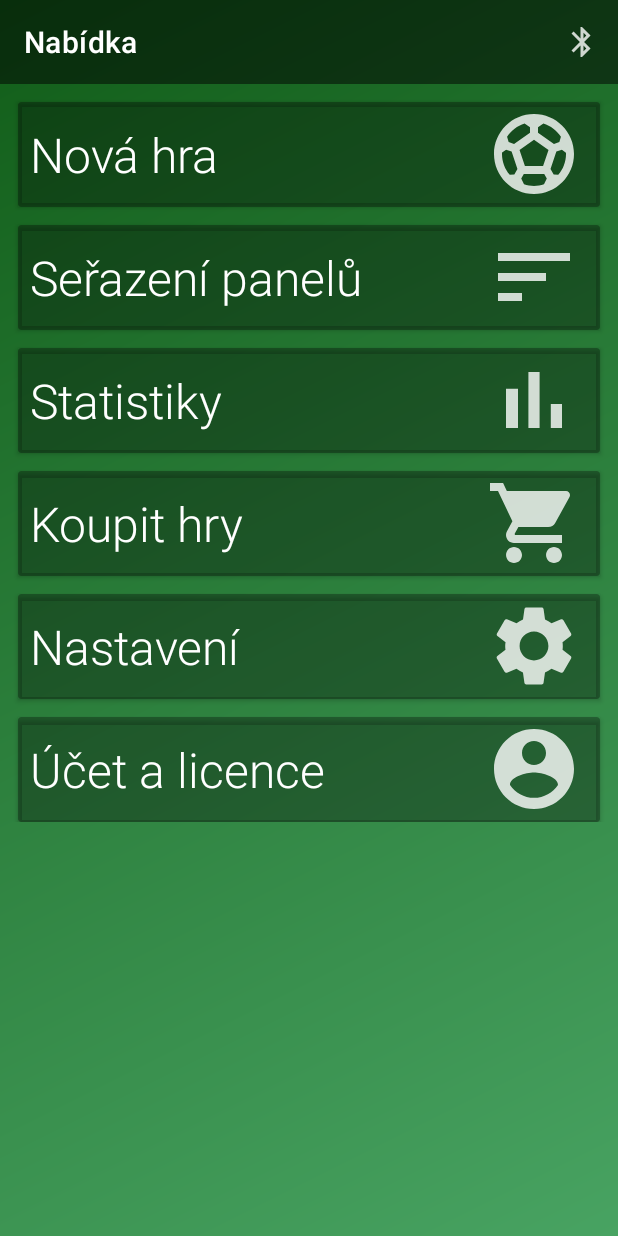
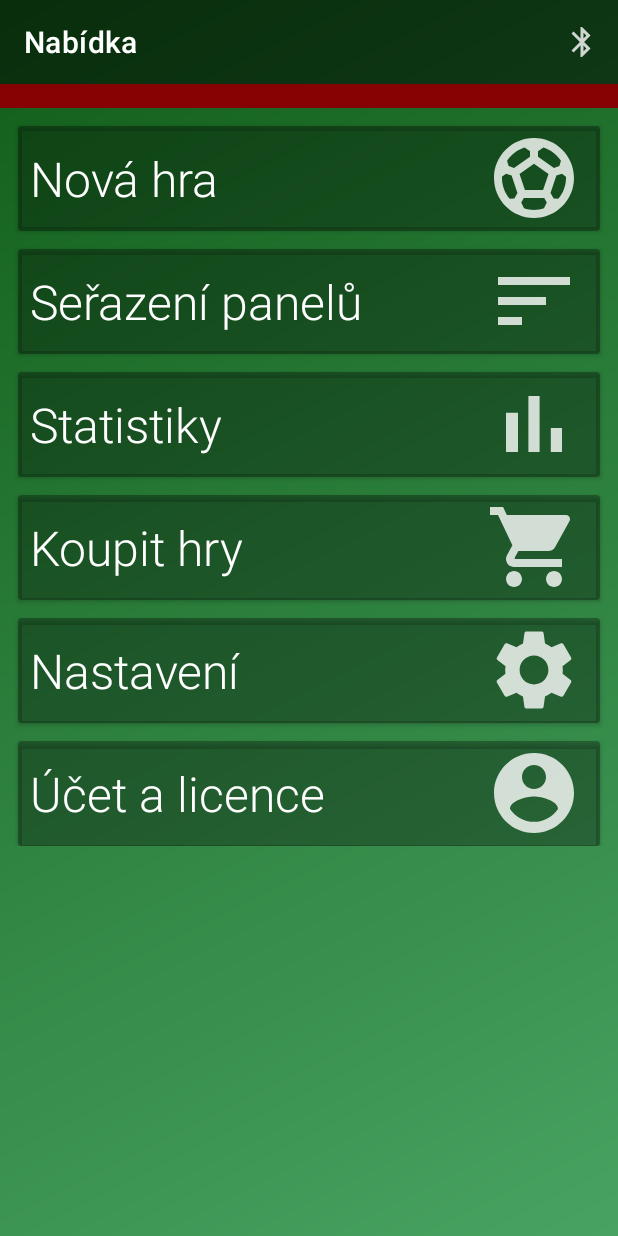
Before and after one commit to vorwerick/intresteRemoteController, an Android app: the screen it shows after launch (MainActivity), on a phone screen of 412 x 824 dp. Run offline under Robolectric (Android 15) with nearby library versions, the phone set to English and light mode, and no system bars; our stand-ins replace navigation-ui; libraries missing offline, so code that uses them is left out: com.beust.klaxon; 1 statement that could not run was skipped.

```diff
--- a/app/src/main/java/cz/lumonos/intresteremote/data/intreste/IntresteRepository.kt
+++ b/app/src/main/java/cz/lumonos/intresteremote/data/intreste/IntresteRepository.kt
@@ -1,6 +1,7 @@
 package cz.lumonos.intresteremote.data.intreste
 
 import android.bluetooth.BluetoothAdapter
+import android.util.Log
 import com.beust.klaxon.JsonObject
 import com.beust.klaxon.Klaxon
 import cz.lumonos.intresteremote.App
@@ -84,6 +85,8 @@ class IntresteRepository() : CommandCallbackListener {
         GlobalScope.launch(Dispatchers.Main) {
             if (jsonObject["command"] == "currentGame") {
                val currentGame = Klaxon().parse<CurrentGame?>(jsonObject["currentGame"] as String)
+                Log.i("Data received", "current game: " + jsonObject.toJsonString())
+
                 currentGameCallbacks.forEach { it.invoke(currentGame) }
             }
         }
--- a/app/src/main/java/cz/lumonos/intresteremote/service/IntresteCommunicationService.kt
+++ b/app/src/main/java/cz/lumonos/intresteremote/service/IntresteCommunicationService.kt
@@ -115,19 +115,19 @@ class IntresteCommunicationService {
     }
 
     private fun resolveMessage(message: MessageProtocol.Message) {
-        Log.i("RECEIVED", message.toString())
         if (message.type == MessageProtocol.DATA) {
             val jsonObject = Parser.default().parse(message.data) as JsonObject
             callbackListener?.onDataReceived(message.type, jsonObject)
+            sendMessage(MessageProtocol.RESPONSE_OK, null)
         }
         if (message.type == MessageProtocol.PING) {
             callbackListener?.onPingReceived()
+            sendMessage(MessageProtocol.PONG, null)
         }
         if (message.type == MessageProtocol.RESPONSE_OK) {
             callbackListener?.onResponseOkReceived(message.id)
         }
 
-        sendMessage(MessageProtocol.RESPONSE_OK, null)
     }
 
 
--- a/app/src/main/java/cz/lumonos/intresteremote/service/MessageProtocol.kt
+++ b/app/src/main/java/cz/lumonos/intresteremote/service/MessageProtocol.kt
@@ -12,6 +12,7 @@ class MessageProtocol {
         const val CONNECT = 1
         const val DISCONNECT = 2
         const val PING = 3
+        const val PONG = 4
         const val RESPONSE_OK = 10
         const val RESPONSE_ERROR = 20
 
--- a/app/src/main/res/layout/activity_main.xml
+++ b/app/src/main/res/layout/activity_main.xml
@@ -27,6 +27,15 @@
         app:layout_constraintEnd_toEndOf="parent"
         app:layout_constraintStart_toStartOf="parent"
         app:layout_constraintTop_toTopOf="parent"/>
+    <LinearLayout
+        android:id="@+id/connection_status_view"
+        android:layout_width="match_parent"
+        android:layout_height="16dp"
+        app:layout_constraintTop_toBottomOf="@id/toolbar"
+        app:layout_constraintStart_toStartOf="parent"
+        app:layout_constraintEnd_toEndOf="parent"
+        android:orientation="horizontal"
+        android:background="@color/error_color"/>
 
     <androidx.fragment.app.FragmentContainerView
         android:id="@+id/nav_host_fragment"
@@ -37,7 +46,7 @@
         app:layout_constraintBottom_toBottomOf="parent"
         app:layout_constraintEnd_toEndOf="parent"
         app:layout_constraintStart_toStartOf="parent"
-        app:layout_constraintTop_toBottomOf="@id/toolbar"
+        app:layout_constraintTop_toBottomOf="@id/connection_status_view"
         app:navGraph="@navigation/nav_graph" />
 
 </androidx.constraintlayout.widget.ConstraintLayout>
```
